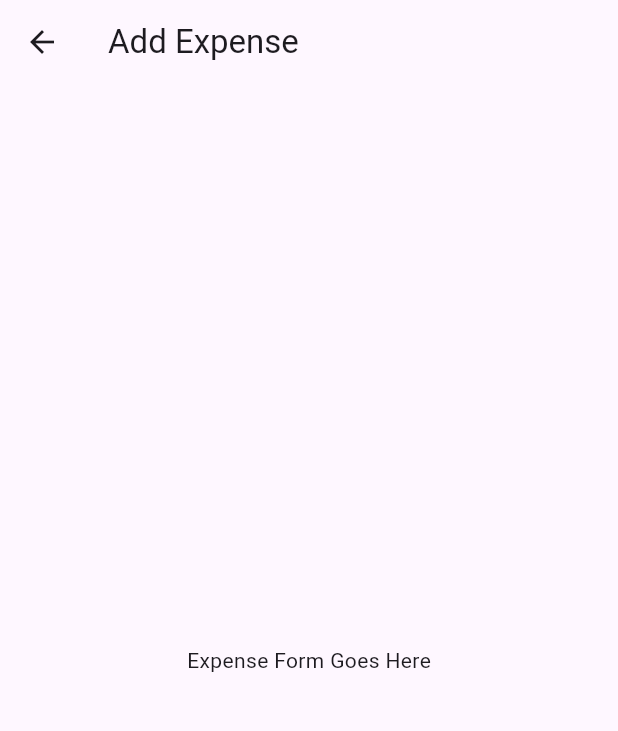
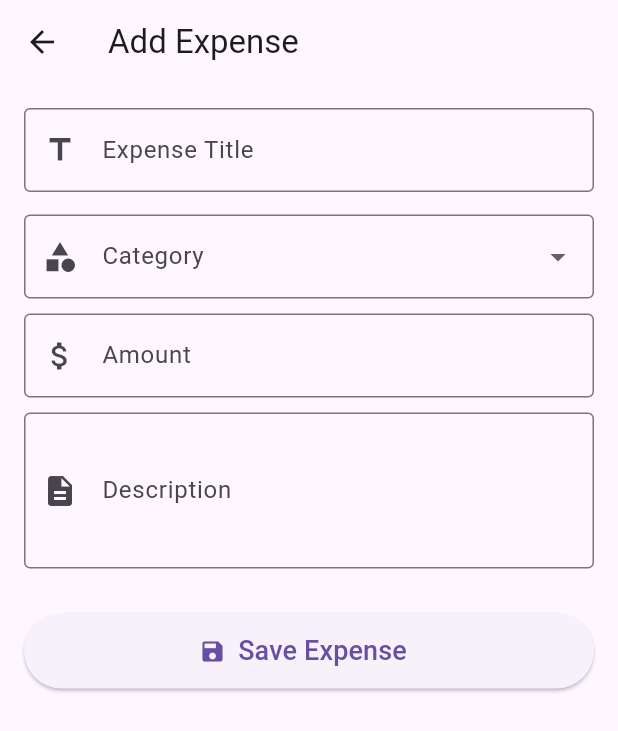
Before and after one commit to hoodpoet07/farm-management-system, a Flutter app: the AddExpenseScreen screen opened directly, on a phone screen of 412 x 824 dp. Shown: the top 731 px of the screen. Run offline on Flutter 3.47's test engine with Material 3 defaults, Android fonts, the phone set to English and light mode, and no system bars.

Commit message:
Add functionalities to the add expense screen

```diff
--- a/lib/screens/expenses/add_expense_screen.dart
+++ b/lib/screens/expenses/add_expense_screen.dart
@@ -1,4 +1,5 @@
 import 'package:flutter/material.dart';
+import '../../models/expense.dart';
 
 class AddExpenseScreen extends StatefulWidget {
   const AddExpenseScreen({super.key});
@@ -8,14 +9,164 @@ class AddExpenseScreen extends StatefulWidget {
 }
 
 class _AddExpenseScreenState extends State<AddExpenseScreen> {
+  final _formKey = GlobalKey<FormState>();
+
+  final TextEditingController _titleController = TextEditingController();
+  final TextEditingController _amountController = TextEditingController();
+  final TextEditingController _descriptionController = TextEditingController();
+
+  String? _selectedCategory;
+
+  final List<String> _categories=[
+    'Feed',
+    'Transportation',
+    'Medication',
+    'Equipment',
+    'Labour',
+    'Utilities',
+    'Other',
+  ];
+
+  @override
+  void dispose(){
+    _titleController.dispose();
+    _amountController.dispose();
+    _descriptionController.dispose();
+    super.dispose();
+  }
+  void _saveExpense(){
+    if(!_formKey.currentState!.validate()){
+      return;
+    }
+
+    Expense expense = Expense(
+      title: _titleController.text,
+      category: _selectedCategory!,
+      amount: double.parse(_amountController.text),
+      description: _descriptionController.text.trim(),
+      date: DateTime.now().toString(),
+    );
+
+    Navigator.pop(context,expense);
+
+
+
+  }
+
+
   @override
   Widget build(BuildContext context) {
     return Scaffold(
       appBar: AppBar(
         title: const Text("Add Expense"),
       ),
-      body: const Center(
-        child: Text("Expense Form Goes Here"),
+      body: SingleChildScrollView(
+        padding: const EdgeInsets.all(16),
+        child: Form(
+          key: _formKey,
+          child: Column(
+          children: [
+
+            TextFormField(
+              controller: _titleController,
+              decoration: const InputDecoration(
+                labelText: "Expense Title",
+                border: OutlineInputBorder(),
+                prefixIcon: Icon(Icons.title),
+              ),
+              validator: (value){
+                if (value==null ||value.trim().isEmpty){
+                  return "Please enter an expense title";
+                }
+                return null;
+              },
+            ),
+
+            const SizedBox(height: 15),
+
+            DropdownButtonFormField<String>(
+              value: _selectedCategory,
+              decoration: const InputDecoration(
+                labelText: "Category",
+                border: OutlineInputBorder(),
+                prefixIcon:Icon(Icons.category),
+              ),
+              items: _categories.map((category){
+                return DropdownMenuItem(
+                  value: category,
+                  child: Text(category),
+                );
+              }).toList(),
+              onChanged: (value){
+                setState((){
+                  _selectedCategory=value;
+                });
+              },
+              validator: (value){
+                if (value==null || value.isEmpty){
+                  return "Please select a category";
+                }
+                return null;
+              },
+            ),
+
+            const SizedBox(height: 10),
+
+            TextFormField(
+              controller: _amountController,
+              keyboardType: const TextInputType.numberWithOptions(decimal: true),
+              decoration: const InputDecoration(
+                labelText: "Amount",
+                border: OutlineInputBorder(),
+                prefixIcon: Icon(Icons.attach_money),
+              ),
+              validator: (value){
+                if (value==null||value.trim().isEmpty){
+                  return "Please enter an amount";
+                }
+                final amount=double.tryParse(value);
+
+                if (amount==null){
+                  return "amount must be a number";
+                }
+
+                if (amount<=0){
+                  return "amount must be greater than zero";
+                }
+
+                return null;
+              },
+            ),
+
+            const SizedBox(height: 10),
+
+            TextFormField(
+              controller: _descriptionController,
+              maxLines: 3,
+              decoration: const InputDecoration(
+                labelText: "Description",
+                border: OutlineInputBorder(),
+                prefixIcon: Icon(Icons.description),
+              ),
+            ),
+
+            const SizedBox(height: 30),
+
+            SizedBox(
+              width: double.infinity,
+              height: 50,
+              child: ElevatedButton.icon(
+                onPressed: _saveExpense,
+                icon: const Icon(Icons.save),
+                label: const Text(
+                  "Save Expense",
+                  style: TextStyle(fontSize: 18),
+                ),
+              ),
+            ),
+          ],
+        ),
+      ),
       ),
     );
   }
```
Also changed, not shown: lib/screens/dashboard/dashboard_screen.dart (+6 -6 lines).
